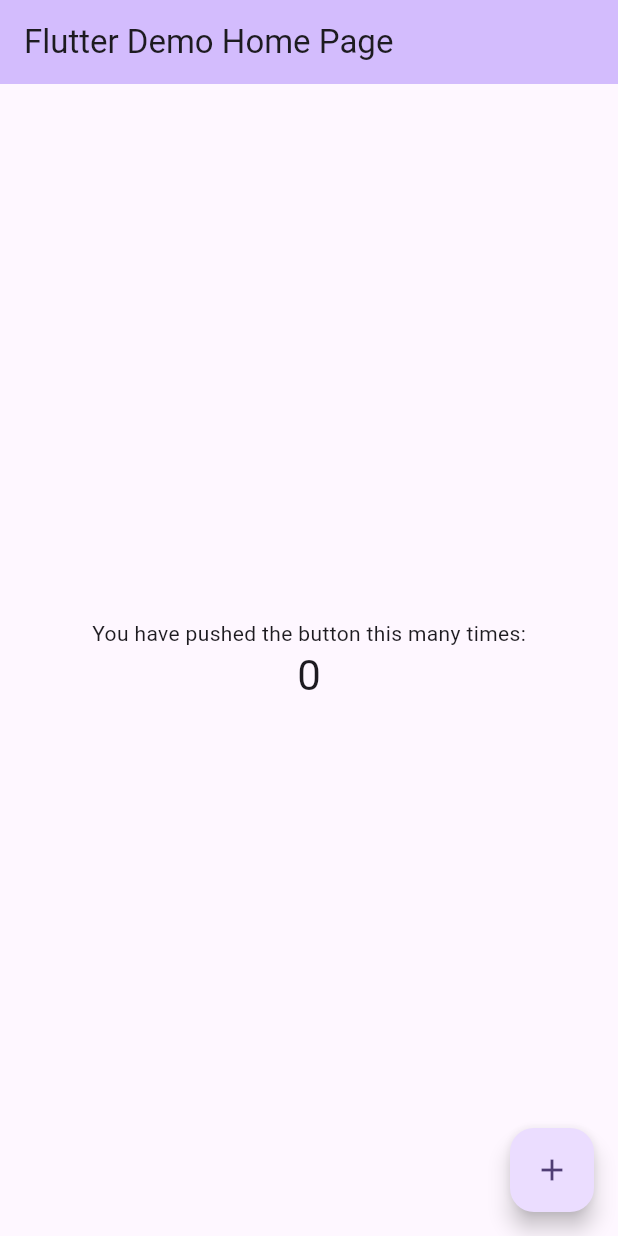
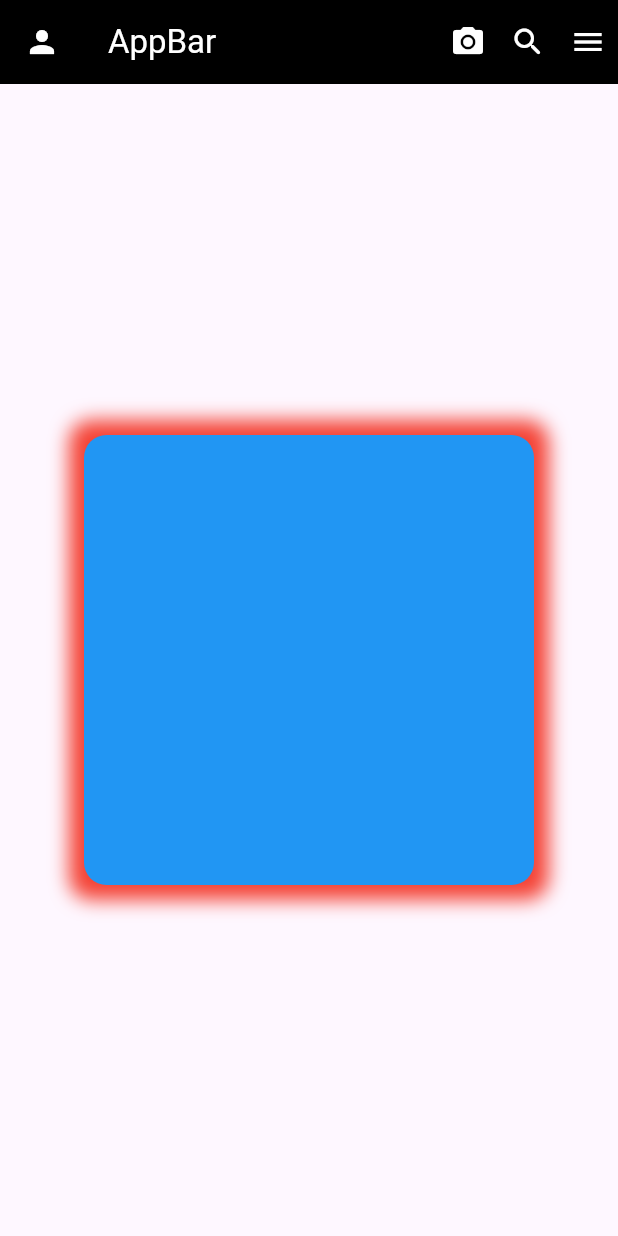
Before and after one commit to Flutter-Prashik/Daily-Flash, a Flutter app: the screen it shows after launch, on a phone screen of 412 x 824 dp. Run offline on Flutter 3.47's test engine with Material 3 defaults, Android fonts, the phone set to English and light mode, and no system bars.

Commit message:
Daily Flash - 01

```diff
--- /dev/null
+++ b/lib/001/container2.dart
@@ -0,0 +1,47 @@
+// Create a Screen, in the center of the Screen display a Container with
+// rounded corners, give a specific color to the Container, the container
+// must have a shadow of color red.
+
+import 'package:flutter/material.dart';
+
+class MyContainer2 extends StatelessWidget {
+  const MyContainer2({super.key});
+
+  @override
+  Widget build(BuildContext context) {
+    return Scaffold(
+      appBar: AppBar(
+        backgroundColor: Colors.black,
+        foregroundColor: Colors.white,
+        title: const Text('AppBar'),
+        actions: const [
+          Padding(
+            padding: EdgeInsets.all(8.0),
+            child: Icon(Icons.camera_alt),
+          ),
+          Padding(
+            padding: EdgeInsets.all(8.0),
+            child: Icon(Icons.search_rounded),
+          ),
+          Padding(
+            padding: EdgeInsets.all(8.0),
+            child: Icon(Icons.menu),
+          )
+        ],
+        leading: const Icon(Icons.person),
+      ),
+      body: Center(
+        child: Container(
+          decoration: BoxDecoration(
+              borderRadius: BorderRadius.circular(15),
+              boxShadow: const [
+                BoxShadow(blurRadius: 10, spreadRadius: 10, color: Colors.red)
+              ],
+              color: Colors.blue),
+          height: 300,
+          width: 300,
+        ),
+      ),
+    );
+  }
+}
--- a/lib/main.dart
+++ b/lib/main.dart
@@ -1,4 +1,9 @@
+// import 'package:daily_flash/001/appbar3.dart';
+// import 'package:daily_flash/001/container.dart';
+import 'package:daily_flash/001/container2.dart';
 import 'package:flutter/material.dart';
+
+// import '001/appbar2.dart';
 
 void main() {
   runApp(const MyApp());
@@ -7,119 +12,13 @@ void main() {
 class MyApp extends StatelessWidget {
   const MyApp({super.key});
 
-  // This widget is the root of your application.
   @override
   Widget build(BuildContext context) {
     return MaterialApp(
+      debugShowCheckedModeBanner: false,
       title: 'Flutter Demo',
-      theme: ThemeData(
-        // This is the theme of your application.
-        //
-        // TRY THIS: Try running your application with "flutter run". You'll see
-        // the application has a purple toolbar. Then, without quitting the app,
-        // try changing the seedColor in the colorScheme below to Colors.green
-        // and then invoke "hot reload" (save your changes or press the "hot
-        // reload" button in a Flutter-supported IDE, or press "r" if you used
-        // the command line to start the app).
-        //
-        // Notice that the counter didn't reset back to zero; the application
-        // state is not lost during the reload. To reset the state, use hot
-        // restart instead.
-        //
-        // This works for code too, not just values: Most code changes can be
-        // tested with just a hot reload.
-        colorScheme: ColorScheme.fromSeed(seedColor: Colors.deepPurple),
-        useMaterial3: true,
-      ),
-      home: const MyHomePage(title: 'Flutter Demo Home Page'),
+      theme: ThemeData(),
+      home: const MyContainer2(),
     );
   }
 }
-
-class MyHomePage extends StatefulWidget {
-  const MyHomePage({super.key, required this.title});
-
-  // This widget is the home page of your application. It is stateful, meaning
-  // that it has a State object (defined below) that contains fields that affect
-  // how it looks.
-
-  // This class is the configuration for the state. It holds the values (in this
-  // case the title) provided by the parent (in this case the App widget) and
-  // used by the build method of the State. Fields in a Widget subclass are
-  // always marked "final".
-
-  final String title;
-
-  @override
-  State<MyHomePage> createState() => _MyHomePageState();
-}
-
-class _MyHomePageState extends State<MyHomePage> {
-  int _counter = 0;
-
-  void _incrementCounter() {
-    setState(() {
-      // This call to setState tells the Flutter framework that something has
-      // changed in this State, which causes it to rerun the build method below
-      // so that the display can reflect the updated values. If we changed
-      // _counter without calling setState(), then the build method would not be
-      // called again, and so nothing would appear to happen.
-      _counter++;
-    });
-  }
-
-  @override
-  Widget build(BuildContext context) {
-    // This method is rerun every time setState is called, for instance as done
-    // by the _incrementCounter method above.
-    //
-    // The Flutter framework has been optimized to make rerunning build methods
-    // fast, so that you can just rebuild anything that needs updating rather
-    // than having to individually change instances of widgets.
-    return Scaffold(
-      appBar: AppBar(
-        // TRY THIS: Try changing the color here to a specific color (to
-        // Colors.amber, perhaps?) and trigger a hot reload to see the AppBar
-        // change color while the other colors stay the same.
-        backgroundColor: Theme.of(context).colorScheme.inversePrimary,
-        // Here we take the value from the MyHomePage object that was created by
-        // the App.build method, and use it to set our appbar title.
-        title: Text(widget.title),
-      ),
-      body: Center(
-        // Center is a layout widget. It takes a single child and positions it
-        // in the middle of the parent.
-        child: Column(
-          // Column is also a layout widget. It takes a list of children and
-          // arranges them vertically. By default, it sizes itself to fit its
-          // children horizontally, and tries to be as tall as its parent.
-          //
-          // Column has various properties to control how it sizes itself and
-          // how it positions its children. Here we use mainAxisAlignment to
-          // center the children vertically; the main axis here is the vertical
-          // axis because Columns are vertical (the cross axis would be
-          // horizontal).
-          //
-          // TRY THIS: Invoke "debug painting" (choose the "Toggle Debug Paint"
-          // action in the IDE, or press "p" in the console), to see the
-          // wireframe for each widget.
-          mainAxisAlignment: MainAxisAlignment.center,
-          children: <Widget>[
-            const Text(
-              'You have pushed the button this many times:',
-            ),
-            Text(
-              '$_counter',
-              style: Theme.of(context).textTheme.headlineMedium,
-            ),
-          ],
-        ),
-      ),
-      floatingActionButton: FloatingActionButton(
-        onPressed: _incrementCounter,
-        tooltip: 'Increment',
-        child: const Icon(Icons.add),
-      ), // This trailing comma makes auto-formatting nicer for build methods.
-    );
-  }
-}
```
Also changed, not shown: lib/001/appbar1.dart (added, +20 -0 lines), lib/001/appbar2.dart (added, +35 -0 lines), lib/001/appbar3.dart (added, +24 -0 lines), lib/001/container.dart (added, +48 -0 lines), lib/001/preview/01.png (added), lib/001/preview/02.png (added), lib/001/preview/03.png (added), lib/001/preview/04.png (added), lib/001/preview/05.png (added), 1 other file.
